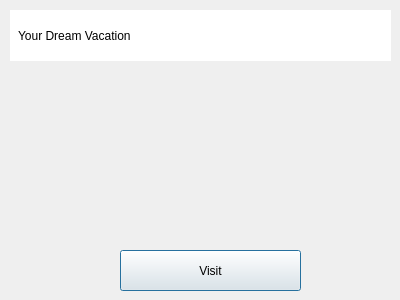
Qt form dreamvacation.ui (scottoberman/findingnemo) before a commit.
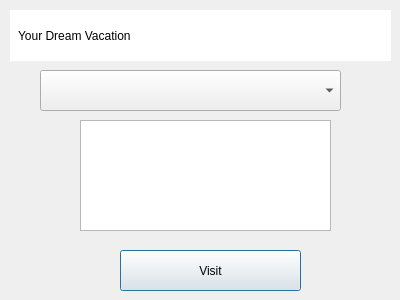
The same form after that commit.

What changed in the file:
```diff
--- a/dreamvacation.ui
+++ b/dreamvacation.ui
@@ -52,6 +52,26 @@
     <string>Visit</string>
    </property>
   </widget>
+  <widget class="QComboBox" name="comboBox">
+   <property name="geometry">
+    <rect>
+     <x>40</x>
+     <y>70</y>
+     <width>301</width>
+     <height>41</height>
+    </rect>
+   </property>
+  </widget>
+  <widget class="QTableWidget" name="tableWidget">
+   <property name="geometry">
+    <rect>
+     <x>80</x>
+     <y>120</y>
+     <width>251</width>
+     <height>111</height>
+    </rect>
+   </property>
+  </widget>
  </widget>
  <resources/>
  <connections/>
```
